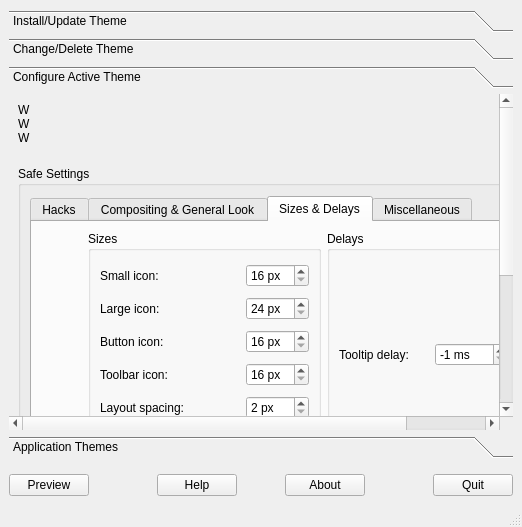
Qt form Kvantum/kvantummanager/kvantummanager.ui (tsujan/Kvantum) before a commit.
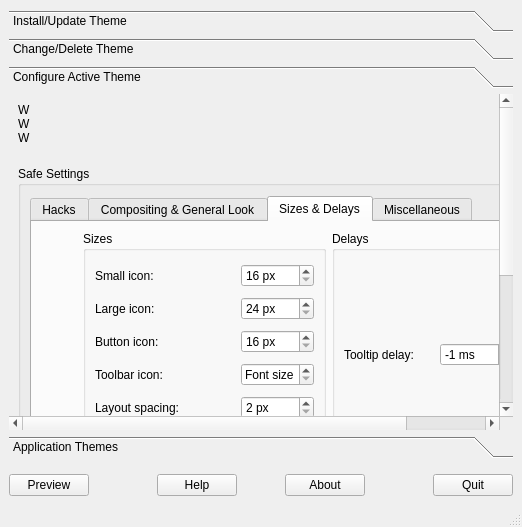
The same form after that commit. The open tabs and pages were chosen to show the change. Custom widgets are drawn as their Qt base class.

Commit message: An option to set toolbar icon size to font height if possible

```diff
--- a/Kvantum/kvantummanager/kvantummanager.ui
+++ b/Kvantum/kvantummanager/kvantummanager.ui
@@ -1290,11 +1290,14 @@
 some apps set it themselves.
 KDE apps get it from KDE setting.</string>
                     </property>
+                    <property name="specialValueText">
+                     <string>Font size</string>
+                    </property>
                     <property name="suffix">
                      <string> px</string>
                     </property>
                     <property name="minimum">
-                     <number>16</number>
+                     <number>15</number>
                     </property>
                     <property name="maximum">
                      <number>64</number>
```
The commit also changes 39 other files.
